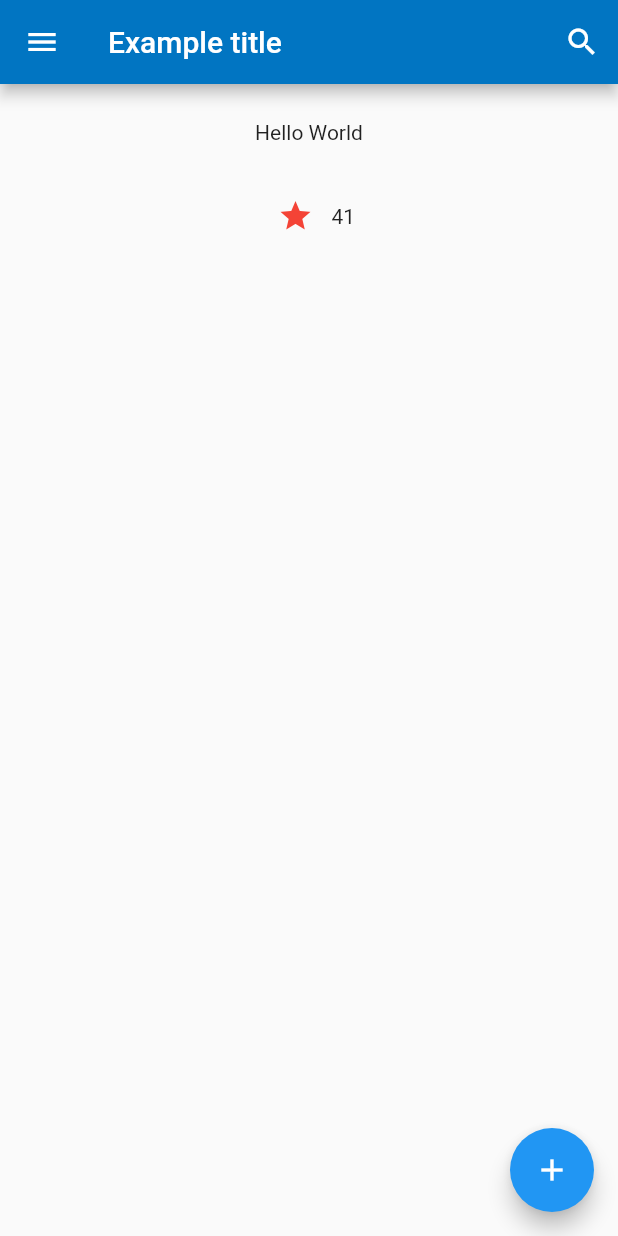
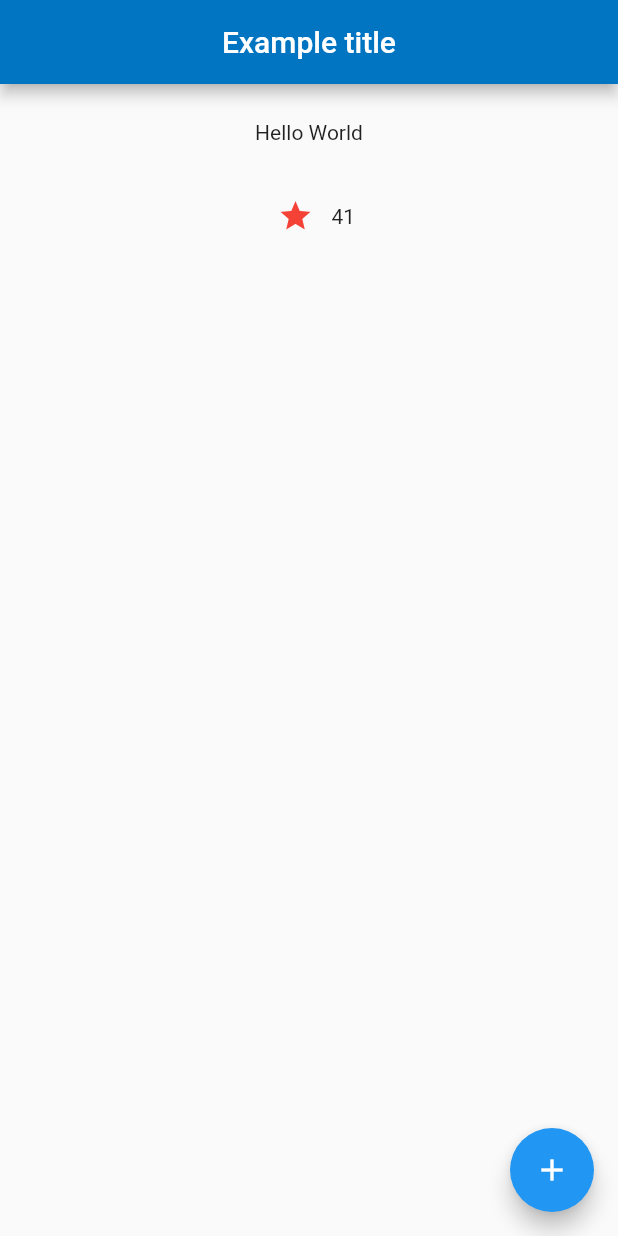
Before and after one commit to BytesZero/flutterdemo, a Flutter app: the screen it shows after launch, on a phone screen of 412 x 824 dp. Run offline on Flutter 3.47's test engine with Material 2 defaults, Android fonts, the phone set to English and light mode, and no system bars.

```diff
--- a/lib/demo/home.dart
+++ b/lib/demo/home.dart
@@ -22,23 +22,8 @@ class TutorialHome extends StatelessWidget {
   Widget build(BuildContext context) {
     return new Scaffold(
         appBar: new AppBar(
-          leading: new IconButton(
-              icon: new Icon(
-                Icons.menu,
-                color: Colors.white,
-              ),
-              tooltip: "Navigation menu",
-              onPressed: null),
+          centerTitle: true,
           title: new Text("Example title"),
-          actions: <Widget>[
-            new IconButton(
-                icon: new Icon(
-                  Icons.search,
-                  color: Colors.white,
-                ),
-                tooltip: "Search",
-                onPressed: null),
-          ],
         ),
         body: new Center(
           child: new Column(
@@ -49,7 +34,10 @@ class TutorialHome extends StatelessWidget {
           ),
         ),
         floatingActionButton: new FloatingActionButton(
-            tooltip: "Add", child: new Icon(Icons.add), onPressed: null),
+          tooltip: "Add",
+          child: new Icon(Icons.add),
+          onPressed: null,
+        ),
         primary: true);
   }
 }
```
